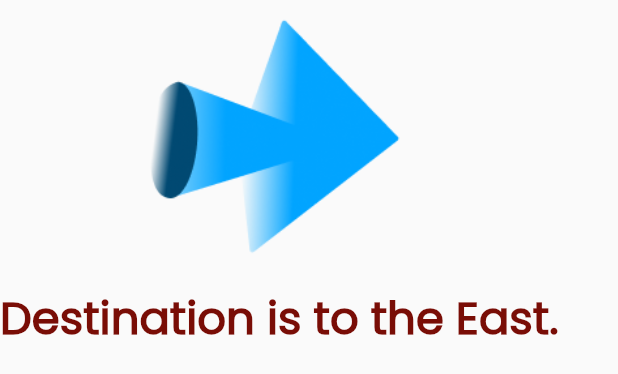
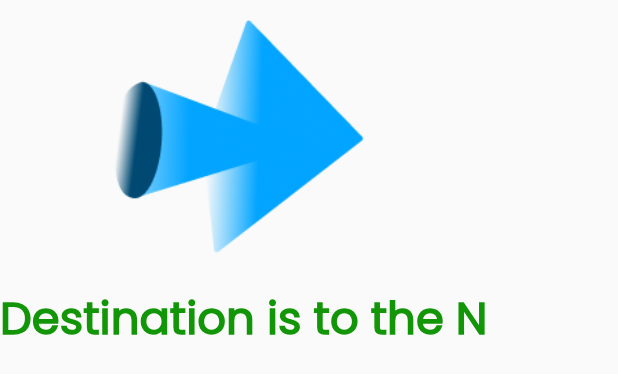
Before and after one commit to coupcode/amarp, a Flutter app: the DirectionalArrow widget shown alone on an empty page, opened directly with empty values, on a phone screen of 412 x 824 dp. Shown: the top 374 px of the screen. Run offline on Flutter 3.47's test engine with Material 2 defaults, Android fonts, the phone set to English and light mode, and no system bars; our stand-ins replace camera, flutter_compass, geocoding, geolocator, get; missing offline and left inert: dart:ffi.

Commit message:
ref: Current coord positioning

```diff
--- a/lib/screens/navigation_page.dart
+++ b/lib/screens/navigation_page.dart
@@ -7,7 +7,6 @@ import 'package:flutter_compass/flutter_compass.dart';
 import 'package:geolocator/geolocator.dart';
 import 'dart:math';
 import 'dart:async';
-
 import 'package:get/get.dart';
 
 
@@ -127,8 +126,8 @@ class _NavigationPageState extends State<NavigationPage> {
     setState(() {
       isLoadingProgressPercentage += 0.25;
     });
-    // listen to user position every 5 secs
-    _timer = Timer.periodic(const Duration(seconds: 3), (timer) {
+    // listen to user position every 1 secs
+    _timer = Timer.periodic(const Duration(seconds: 1), (timer) {
       startListening();
     });
 
@@ -145,18 +144,22 @@ class _NavigationPageState extends State<NavigationPage> {
   }
 
    void startListening() async {
+    if(!routeSelected){
         // update progress
         setState(() {
           isLoadingProgressPercentage += 0.25;
         });
-      // Get the user's current location
+      }
+
+      for(int i = 0; i <= 6; i++){
         _userLocation = await Geolocator.getCurrentPosition(
-        desiredAccuracy: LocationAccuracy.bestForNavigation,
+          desiredAccuracy: LocationAccuracy.best,
         );
-      // Update the UI with the new bearing angle
+      }
       setState(() {
         _userLocation = _userLocation;
       });
+
       // ON START: Selecting starting route based on user location
       if(!routeSelected){
         selectRouteForUser([_userLocation!.latitude.toString(), _userLocation!.longitude.toString()]);
@@ -180,8 +183,8 @@ class _NavigationPageState extends State<NavigationPage> {
             userDistanceToActiveCoord = userAndActiveCoordInterval;
         });
 
-        // Check if user is 1 metre or less to the active coordinate (THEN: switch to the next coordinate)
-        if(userAndActiveCoordInterval <= 5){
+        // Check if user is 6 metre or less to the active coordinate (THEN: switch to the next coordinate)
+        if(userAndActiveCoordInterval <= 6){
           // CASE 1: If G_closestCoordInSubRouteIndex < G_closestSubRouteKeyName Array length
           if(G_closestCoordInSubRouteIndex < G_closestRoute[G_closestSubRouteIndexInRoute][G_closestSubRouteKeyName].length - 1){
             setState(() {
@@ -210,19 +213,29 @@ class _NavigationPageState extends State<NavigationPage> {
         }
       }
   }
+// ===========
+  double coordToRadians(double lat1) {
+  double pi = 3.14159;
+  double radians = lat1 * pi / 180;
+  return radians;
+  }
+  int userDistanceAndTargetCoordinatesInMeters(double lat1, double lon1, double lat2, double lon2) {
+    const double r = 6371000; // Earth's radius in meters
+    double lat1Rad = coordToRadians(lat1);
+    double lat2Rad = coordToRadians(lat2);
+    double lon1Rad = coordToRadians(lon1);
+    double lon2Rad = coordToRadians(lon2);
 
-  int userDistanceAndTargetCoordinatesInMeters(double lat1, double lon1, double lat2, double lon2) {
-   const double earthRadius = 6371000; // Radius of the Earth in meters
+    double dlat = lat2Rad - lat1Rad;
+    double dlon = lon2Rad - lon1Rad;
 
-    double dLat = (lat2 - lat1) * pi / 180.0;
-    double dLon = (lon2 - lon1) * pi / 180.0;
-
-    double a = sin(dLat / 2) * sin(dLat / 2) +
-        cos(lat1 * pi / 180.0) * cos(lat2 * pi / 180.0) * sin(dLon / 2) * sin(dLon / 2);
-    double c = 2 * atan2(sqrt(a), sqrt(1 - a));
-    double distance = earthRadius * c;
-    return distance.toInt();
+    double a = pow(sin(dlat / 2), 2) +
+        cos(lat1Rad) * cos(lat2Rad) * pow(sin(dlon / 2), 2);
+    double c = 2 * asin(sqrt(a));
+    double result = c * r;
+    return result.toInt();
 }
+  // ================
 
   Future<void> initializeCamera() async {
     cameras = await availableCameras();
@@ -270,21 +283,25 @@ class _NavigationPageState extends State<NavigationPage> {
                   ),
                   // Data about user and device
                   Container(
-                    margin: EdgeInsets.only(top: deviceSize(context).height*0.15),
+                    margin: EdgeInsets.only(top: deviceSize(context).height*0.1 ),
                     color: Colors.white,
                     child: Column(
                       children: [
                         Text('============================'),
                         Text("UserDistanceToActiveCoord: $userDistanceToActiveCoord"),
                         Text('============================'),
-                        Text("Sub Route: $G_closestSubRouteKeyName", style: const TextStyle(color: Color.fromARGB(255, 180, 0, 141), fontSize: 20)),
+                        Text("Sub Route: $G_closestSubRouteKeyName", style: const TextStyle(color: Color.fromARGB(255, 180, 0, 141), fontSize: 16)),
                         Text('============================'),
-                        Text("Coord Index: $G_closestCoordInSubRouteIndex", style: const TextStyle(color: Color.fromARGB(255, 180, 168, 0), fontSize: 20)),
+                        Text("Coord Index: $G_closestCoordInSubRouteIndex", style: const TextStyle(color: Color.fromARGB(255, 180, 168, 0), fontSize: 16)),
                         Text('============================'),
-                        Text("Closest SubRoute Dist: ${G_closestRouteDistanceInMeters/1000} metres", style: const TextStyle(color: Colors.green, fontSize: 20)),
-                        Text("Closest SubRoute Name: $G_closestSubRouteKeyName", style: const TextStyle(color: Colors.blue, fontSize: 20)),
-                        Text("Closest SubRoute CoordIndex: $G_closestCoordInSubRouteIndex", style: const TextStyle(color: Colors.red, fontSize: 20)),
-                        Text("Heading : ${_heading}", style: const TextStyle(color: Colors.green, fontSize: 20)),
+                        Text("USER LAT : ${_userLocation!.latitude}"),
+                        Text("USER LON : ${_userLocation!.longitude}"),
+                        Text('============================'),
+                        Text(isLoadingProgressPercentage.toString()),
+                        Text("Closest SubRoute Dist: ${G_closestRouteDistanceInMeters} metres", style: const TextStyle(color: Colors.green, fontSize: 16)),
+                        Text("Closest SubRoute Name: $G_closestSubRouteKeyName", style: const TextStyle(color: Colors.blue, fontSize: 16)),
+                        Text("Closest SubRoute CoordIndex: $G_closestCoordInSubRouteIndex", style: const TextStyle(color: Colors.red, fontSize: 16)),
+                        Text("Heading : ${_heading}", style: const TextStyle(color: Colors.green, fontSize: 16)),
                       ],
                     ),
                   )
--- a/lib/utils/directional_arrow.dart
+++ b/lib/utils/directional_arrow.dart
@@ -1,7 +1,16 @@
 import 'package:flutter/material.dart';
 import 'dart:math';
 
-enum Direction { North, South, East, West }
+enum Direction {
+  N,
+  NE,
+  E,
+  SE,
+  S,
+  SW,
+  W,
+  NW
+}
 
 class DirectionalArrow extends StatefulWidget {
   DirectionalArrow({Key? key, required this.heading, required this.user_lat, required this.user_lon, this.next_latitude=-33.865143, this.next_longitude=151.209900}) : super(key: key);
@@ -48,15 +57,24 @@ class _DirectionalArrowState extends State<DirectionalArrow> {
     // Convert the bearing angle to degrees
     double degrees = bearing * 180.0 / pi;
 
-    if (degrees >= -135 && degrees < -45) {
-      return Direction.South;
-    } else if (degrees >= -45 && degrees < 45) {
-      return Direction.West;
-    } else if (degrees >= 45 && degrees < 135) {
-      return Direction.North;
-    } else {
-      return Direction.East;
+    if(degrees >= 67.5 && degrees < 112.5){
+      return Direction.N;
+    } else if(degrees >= 112.5 && degrees < 157.5){
+      return Direction.NE;
+    } else if(degrees >= -157.5 && degrees < -112.5){
+      return Direction.SE;
+    } else if(degrees >= -112.5 && degrees < -67.5){
+      return Direction.S;
+    } else if(degrees >= -67.5 && degrees < -22.5){
+      return Direction.SW;
+    } else if(degrees >= -22.5 && degrees < 22.5){
+      return Direction.W;
+    } else if(degrees >= 22.2 && degrees < 67.5){
+      return Direction.NW;
+    } else{
+      return Direction.E;
     }
+
   }
 
   String userInfo = "";
@@ -67,159 +85,44 @@ class _DirectionalArrowState extends State<DirectionalArrow> {
     Widget activeArrow(){
 
       Direction direction = getRelativeDirection(widget.user_lat, widget.user_lon, widget.next_latitude, widget.next_longitude);
-      switch (direction) {
-        // ==================================
-        // NOTE: Case tested and confirmed on emulator
-        case Direction.North:
+      switch (Direction.N) {
+        /* ====================================================
+          NORTH
+        ================================================== */
+        case Direction.N:
           setState(() {
-            userInfo = "Destination is to the North.";
+            userInfo = "Destination is to the N";
           });
-          if(widget.heading >= -30 && widget.heading <= 30){
+          if(widget.heading >= 67.5 && widget.heading < 112.5){
             return Image.asset(
               arrowsMap["straight"],
               width: 200
             );
           }
-          // MOVING CLOCKWISE
-          else if(widget.heading >30 && widget.heading <=90){
+          else if(widget.heading >= 22.5 && widget.heading < 67.5){
+            return Image.asset(
+              arrowsMap["semi-right"],
+              width: 200
+            );
+          }
+          else if(widget.heading >= -67.5 && widget.heading < 22.5){
+            return Image.asset(
+              arrowsMap["sharp-right"],
+              width: 200
+            );
+          }
+          else if(widget.heading >= 112.5 && widget.heading < 157.5){
             return Image.asset(
               arrowsMap["semi-left"],
               width: 200
             );
           }
-          else if(widget.heading >90 && widget.heading <=150){
-            return Image.asset(
-              arrowsMap["sharp-left"],
-              width: 200
-            );
-          }
-
-
-          // MOVING ANTI-CLOCKWISE
-          else if(widget.heading >=-90 && widget.heading <-30){
-            return Image.asset(
-              arrowsMap["semi-right"],
-              width: 200
-            );
-          }
-
-          else if(widget.heading >= -150 && widget.heading <-90){
-            return Image.asset(
-              arrowsMap["sharp-right"],
-              width: 200
-            );
-          }
-
-          else{
+          else if(widget.heading >= -112.5 && widget.heading < -67.5){
             return Image.asset(
               arrowsMap["back"],
               width: 200
             );
           }
-        // ==================================
-
-        // ==================================
-        // NOTE: Case tested and confirmed on emulator
-        case Direction.South:
-          setState(() {
-            userInfo = "Destination is to the South.";
-          });
-
-          if(widget.heading >= -30 && widget.heading <= 30){
-            return Image.asset(
-              arrowsMap["back"],
-              width: 200
-            );
-          }
-          // MOVING CLOCKWISE
-          else if(widget.heading >30 && widget.heading <=90){
-            return Image.asset(
-              arrowsMap["sharp-right"],
-              width: 200
-            );
-          }
-          else if(widget.heading >90 && widget.heading <=150){
-            return Image.asset(
-              arrowsMap["semi-right"],
-              width: 200
-            );
-          }
-
-
-          // MOVING ANTI-CLOCKWISE
-          else if(widget.heading >=-90 && widget.heading <-30){
-            return Image.asset(
-              arrowsMap["sharp-left"],
-              width: 200
-            );
-          }
-
-          else if(widget.heading >= -150 && widget.heading <-90){
-            return Image.asset(
-              arrowsMap["semi-left"],
-              width: 200
-            );
-          }
-
-          else{
-            return Image.asset(
-              arrowsMap["straight"],
-              width: 200
-            );
-          }
-
-        // ===========================================
-        // NOTE: Case tested and confirmed on emulator (TODO: refactor if logics to look like the WEST code)
-        case Direction.East:
-          setState(() {
-            userInfo = "Destination is to the East.";
-          });
-          // STRAIGHT
-          if(widget.heading>60 && widget.heading <=120){
-            return Image.asset(
-              arrowsMap["straight"],
-              width: 200
-            );
-          }
-
-          //
-          else if(widget.heading >= -30 && widget.heading <= 30){
-            return Image.asset(
-              arrowsMap["sharp-right"],
-              width: 200
-            );
-          }
-          // MOVING CLOCKWISE
-          else if(widget.heading >30 && widget.heading <=60){
-            return Image.asset(
-              arrowsMap["semi-right"],
-              width: 200
-            );
-          }
-
-          else if(widget.heading >120 && widget.heading <=150){
-            return Image.asset(
-              arrowsMap["semi-left"],
-              width: 200
-            );
-          }
-
-
-          // MOVING ANTI-CLOCKWISE
-          else if(widget.heading >=-90 && widget.heading <-30){
-            return Image.asset(
-              arrowsMap["back"],
-              width: 200
-            );
-          }
-
-          else if(widget.heading >= -150 && widget.heading <-90){
-            return Image.asset(
-              arrowsMap["back"],
-              width: 200
-            );
-          }
-
           else{
             return Image.asset(
               arrowsMap["sharp-left"],
@@ -227,53 +130,313 @@ class _DirectionalArrowState extends State<DirectionalArrow> {
             );
           }
 
-        // ================================================
-        // NOTE: Case tested and confirmed on emulator
-        case Direction.West:
+        /* ====================================================
+          NORTH EAST
+        ================================================== */
+        case Direction.NE:
           setState(() {
-            userInfo = "Destination is to the West.";
+            userInfo = "Destination is to the NE";
           });
-          // STRAIGHT
-          if(widget.heading >= -120 && widget.heading <= -60){
+          if(widget.heading >= 112.5 && widget.heading < 157.5){
             return Image.asset(
               arrowsMap["straight"],
               width: 200
             );
           }
-          // MOVING CLOCKWISE
-          else if(widget.heading > -60 && widget.heading <= -30){
+          else if(widget.heading >= 67.5 && widget.heading < 112.5){
+            return Image.asset(
+              arrowsMap["semi-right"],
+              width: 200
+            );
+          }
+          else if(widget.heading >= -22.5 && widget.heading < 67.5){
+            return Image.asset(
+              arrowsMap["sharp-right"],
+              width: 200
+            );
+          }
+          else if (widget.heading >= -67.5 && widget.heading < -22.5){
+            return Image.asset(
+              arrowsMap["back"],
+              width: 200
+            );
+          }
+          else if(widget.heading >= -157.5 && widget.heading < -67.5){
+            return Image.asset(
+              arrowsMap["sharp-left"],
+              width: 200
+            );
+          }
+          else{
             return Image.asset(
               arrowsMap["semi-left"],
               width: 200
             );
           }
-          else if(widget.heading > -30 && widget.heading <= 30){
+
+        /* ====================================================
+          SOUTH EAST
+        ================================================== */
+        case Direction.SE:
+          setState(() {
+            userInfo = "Destination is to the SE";
+          });
+          if(widget.heading >= -157.5 && widget.heading < -112.5){
+            return Image.asset(
+              arrowsMap["straight"],
+              width: 200
+            );
+          }
+          else if(widget.heading >= -112.5 && widget.heading < -67.5){
+            return Image.asset(
+              arrowsMap["semi-left"],
+              width: 200
+            );
+          }
+          else if(widget.heading >= -67.5 && widget.heading < 22.5){
             return Image.asset(
               arrowsMap["sharp-left"],
               width: 200
             );
           }
-          // MOVING ANTI-CLOCKWISE
-          else if(widget.heading >= -150 && widget.heading < -120){
+          else if(widget.heading >= 22.5 && widget.heading < 67.5){
+            return Image.asset(
+              arrowsMap["back"],
+              width: 200
+            );
+          }
+          else if(widget.heading >= 67.5 && widget.heading < 157.5){
+            return Image.asset(
+              arrowsMap["sharp-right"],
+              width: 200
+            );
+          }
+          else{
             return Image.asset(
               arrowsMap["semi-right"],
               width: 200
             );
           }
-          else if((widget.heading > 150 && widget.heading <= 179) || (widget.heading >= -179 && widget.heading < -150)){
+
+         /* ====================================================
+          SOUTH
+        ================================================== */
+        case Direction.S:
+          setState(() {
+            userInfo = "Destination is to the S";
+          });
+          if(widget.heading >= -112.5 && widget.heading < -67.5){
+            return Image.asset(
+              arrowsMap["straight"],
+              width: 200
+            );
+          }
+          else if(widget.heading >= -67.5 && widget.heading < -22.5){
+            return Image.asset(
+              arrowsMap["semi-left"],
+              width: 200
+            );
+          }
+          else if(widget.heading >= -22.5 && widget.heading < 67.5){
+            return Image.asset(
+              arrowsMap["sharp-left"],
+              width: 200
+            );
+          }
+          else if(widget.heading >= 67.5 && widget.heading < 112.5){
+            return Image.asset(
+              arrowsMap["back"],
+              width: 200
+            );
+          }
+          else if(widget.heading >= -157.5 && widget.heading < -112.5){
+            return Image.asset(
+              arrowsMap["semi-right"],
+              width: 200
+            );
+          }
+          else{
             return Image.asset(
               arrowsMap["sharp-right"],
               width: 200
             );
           }
 
+        /* ====================================================
+          SOUTH WEST
+        ================================================== */
+        case Direction.SW:
+          setState(() {
+            userInfo = "Destination is to the SW";
+          });
+          if(widget.heading >= -67.5 && widget.heading < -22.5){
+            return Image.asset(
+              arrowsMap["straight"],
+              width: 200
+            );
+          }
+          else if(widget.heading >= -22.5 && widget.heading < 22.5){
+            return Image.asset(
+              arrowsMap["semi-left"],
+              width: 200
+            );
+          }
+          else if(widget.heading >= 22.5 && widget.heading < 112.5){
+            return Image.asset(
+              arrowsMap["sharp-left"],
+              width: 200
+            );
+          }
+          else if(widget.heading >= 112.5 && widget.heading < 157.5){
+            return Image.asset(
+              arrowsMap["back"],
+              width: 200
+            );
+          }
+          else if(widget.heading >= -112.5 && widget.heading < -67.5){
+            return Image.asset(
+              arrowsMap["semi-right"],
+              width: 200
+            );
+          }
+          else{
+            return Image.asset(
+              arrowsMap["sharp-right"],
+              width: 200
+            );
+          }
+
+        /* ====================================================
+         WEST
+        ================================================== */
+        case Direction.W:
+          setState(() {
+            userInfo = "Destination is to the W";
+          });
+          if(widget.heading >= -22.5 && widget.heading < 22.5){
+            return Image.asset(
+              arrowsMap["straight"],
+              width: 200
+            );
+          }
+          else if(widget.heading >= 22.5 && widget.heading < 67.5){
+            return Image.asset(
+              arrowsMap["semi-left"],
+              width: 200
+            );
+          }
+          else if (widget.heading >= 67.5 && widget.heading < 157.5){
+            return Image.asset(
+              arrowsMap["sharp-left"],
+              width: 200
+            );
+          }
+          else if (widget.heading >= -67.5 && widget.heading < -22.5){
+            return Image.asset(
+              arrowsMap["semi-right"],
+              width: 200
+            );
+          }
+          else if (widget.heading >= -157.5 && widget.heading < -67.5){
+            return Image.asset(
+              arrowsMap["sharp-right"],
+              width: 200
+            );
+          }
           else{
             return Image.asset(
               arrowsMap["back"],
               width: 200
             );
           }
-        // ================================================
+
+        /* ====================================================
+         NORTH WEST
+        ================================================== */
+        case Direction.NW:
+          setState(() {
+            userInfo = "Destination is to the NW";
+          });
+          if(widget.heading >= 22.2 && widget.heading < 67.5){
+            return Image.asset(
+              arrowsMap["straight"],
+              width: 200
+            );
+          }
+          else if (widget.heading >= 67.5 && widget.heading < 112.5){
+            return Image.asset(
+              arrowsMap["semi-left"],
+              width: 200
+            );
+          }
+          else if (widget.heading >= -22.5 && widget.heading < 22.5){
+            return Image.asset(
+              arrowsMap["semi-right"],
+              width: 200
+            );
+          }
+          else if (widget.heading >= -112.5 && widget.heading < -22.5){
+            return Image.asset(
+              arrowsMap["sharp-right"],
+              width: 200
+            );
+          }
+          else if(widget.heading >= -157.5 && widget.heading < -112.5){
+            return Image.asset(
+              arrowsMap["back"],
+              width: 200
+            );
+          }
+          else{
+            return Image.asset(
+              arrowsMap["sharp-left"],
+              width: 200
+            );
+          }
+
+        /* ====================================================
+         EAST
+        ================================================== */
+        case Direction.E:
+          setState(() {
+            userInfo = "Destination is to the E";
+          });
+          if(widget.heading >= -157.5 && widget.heading < -112.5){
+            return Image.asset(
+              arrowsMap["semi-left"],
+              width: 200
+            );
+          }
+          else if(widget.heading >= -112.5 && widget.heading < -22.5){
+            return Image.asset(
+              arrowsMap["sharp-left"],
+              width: 200
+            );
+          }
+          else if(widget.heading >= 112.5 && widget.heading < 157.5){
+            return Image.asset(
+              arrowsMap["semi-right"],
+              width: 200
+            );
+          }
+          else if(widget.heading >= 22.5 && widget.heading < 112.5){
+            return Image.asset(
+              arrowsMap["sharp-right"],
+              width: 200
+            );
+          }
+          else if(widget.heading >= -22.5 && widget.heading < 22.5){
+            return Image.asset(
+              arrowsMap["back"],
+              width: 200
+            );
+          }
+          else{
+            return Image.asset(
+                arrowsMap["straight"],
+                width: 200
+              );
+          }
       }
     }
 
@@ -281,7 +444,7 @@ class _DirectionalArrowState extends State<DirectionalArrow> {
     return Column(
       children: [
         activeArrow(),
-        Text(userInfo, style: const TextStyle(color: Color.fromARGB(255, 121, 13, 6), fontWeight: FontWeight.w800, fontSize: 30))
+        Text(userInfo, style: const TextStyle(color: Color.fromARGB(255, 18, 150, 8), fontWeight: FontWeight.w800, fontSize: 30))
       ],
     );
   }
```
Lines whose indentation alone changed are shown as unchanged.
